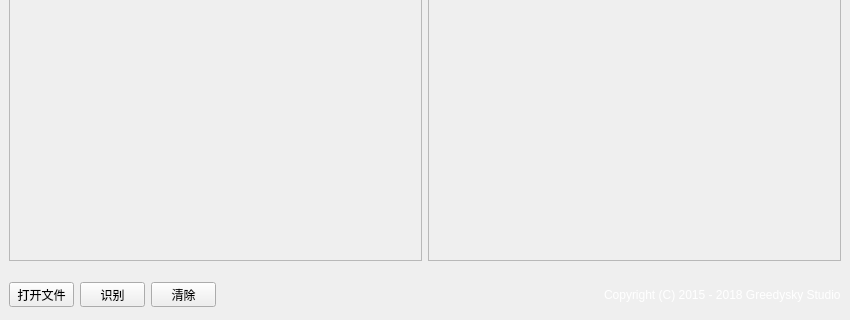
First picture: the form in TTKModule/TTKWidget/ocrUiKits/ocrapplication.ui, repository Greedysky/TTKOCR, before the edit; both pictures show x 0 to 850 and y 230 to 550 of the 850 by 550 pixel window.
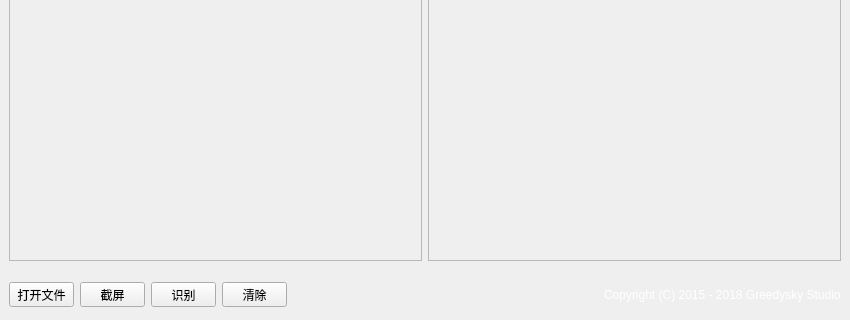
Second picture: the form after the edit. Custom widgets are drawn as their Qt base class.

```diff
--- a/TTKModule/TTKWidget/ocrUiKits/ocrapplication.ui
+++ b/TTKModule/TTKWidget/ocrUiKits/ocrapplication.ui
@@ -264,6 +264,25 @@
            </property>
           </widget>
          </item>
+         <item>
+          <widget class="QPushButton" name="screenshotButton">
+           <property name="minimumSize">
+            <size>
+             <width>65</width>
+             <height>25</height>
+            </size>
+           </property>
+           <property name="maximumSize">
+            <size>
+             <width>65</width>
+             <height>25</height>
+            </size>
+           </property>
+           <property name="text">
+            <string>截屏</string>
+           </property>
+          </widget>
+         </item>
          <item>
           <widget class="QPushButton" name="startButton">
            <property name="minimumSize">
@@ -315,7 +334,7 @@
            </property>
            <property name="sizeHint" stdset="0">
             <size>
-             <width>667</width>
+             <width>500</width>
              <height>20</height>
             </size>
            </property>
```
